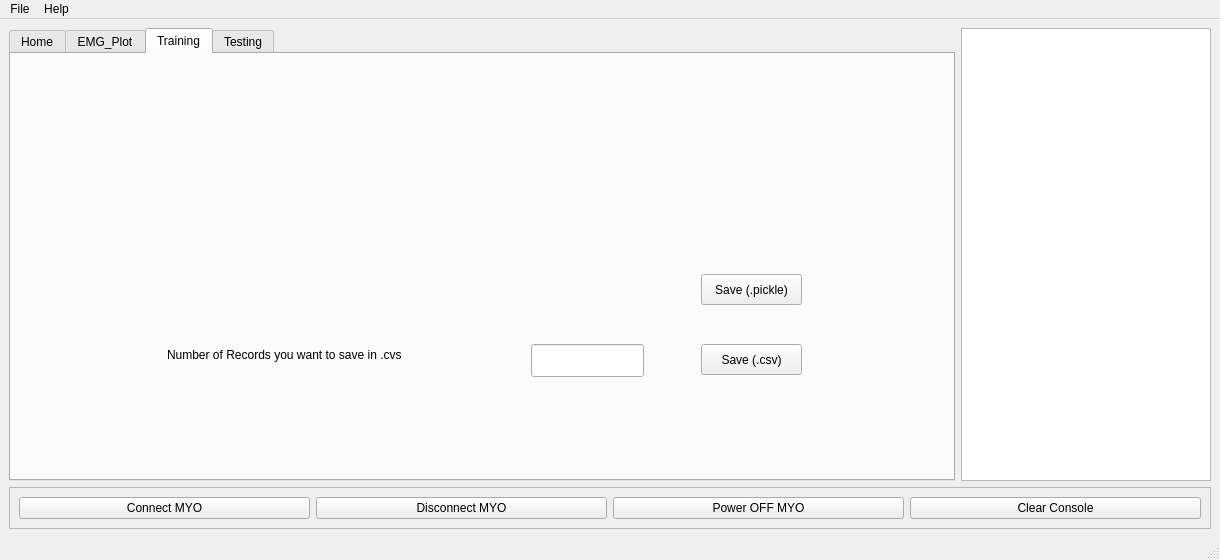
Qt form GP.ui (hananabilabd/Computer-Vision-and-Neural-Machine-Interface-for-Upper-Limb-Prostheses) before a commit.
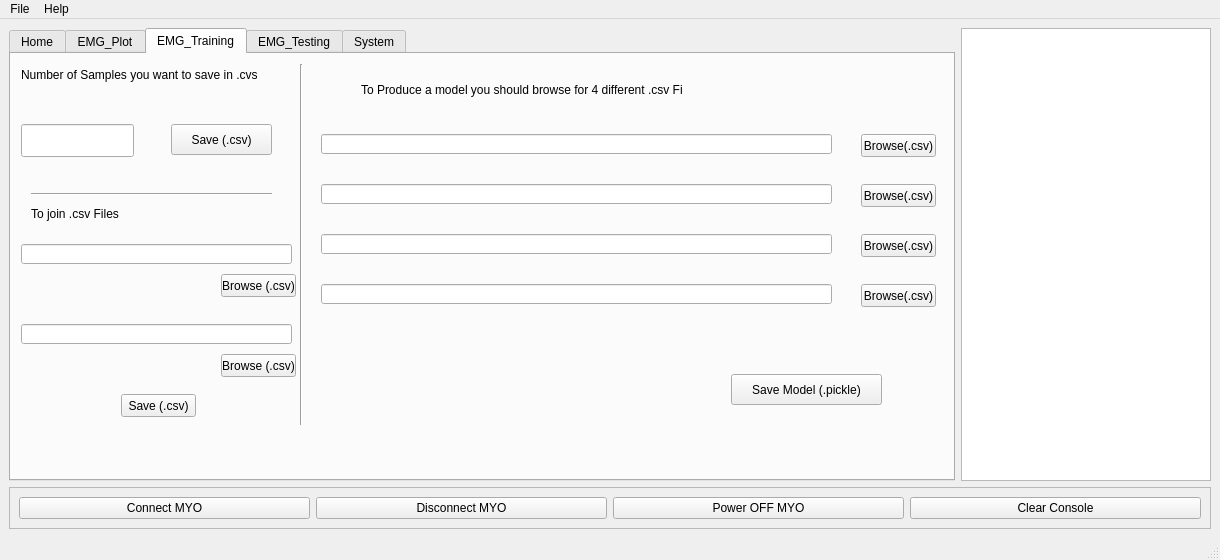
The same form after that commit. The open tabs and pages were chosen to show the change. Custom widgets are drawn as their Qt base class.

What changed in the file:
```diff
--- a/GP.ui
+++ b/GP.ui
@@ -265,13 +265,13 @@
           </widget>
           <widget class="QWidget" name="tab_3">
            <attribute name="title">
-            <string>Training</string>
+            <string>EMG_Training</string>
            </attribute>
            <widget class="QPushButton" name="pushButton_9">
             <property name="geometry">
              <rect>
-              <x>690</x>
-              <y>290</y>
+              <x>160</x>
+              <y>70</y>
               <width>101</width>
               <height>31</height>
              </rect>
@@ -283,8 +283,8 @@
            <widget class="QLineEdit" name="lineEdit">
             <property name="geometry">
              <rect>
-              <x>520</x>
-              <y>290</y>
+              <x>10</x>
+              <y>70</y>
               <width>113</width>
               <height>33</height>
              </rect>
@@ -293,33 +293,236 @@
            <widget class="QLabel" name="label_9">
             <property name="geometry">
              <rect>
-              <x>156</x>
-              <y>290</y>
+              <x>10</x>
+              <y>10</y>
               <width>321</width>
               <height>21</height>
              </rect>
             </property>
             <property name="text">
-             <string>Number of Records you want to save in .cvs</string>
+             <string>Number of Samples you want to save in .cvs</string>
             </property>
            </widget>
            <widget class="QPushButton" name="pushButton_10">
             <property name="geometry">
              <rect>
-              <x>690</x>
+              <x>720</x>
+              <y>320</y>
+              <width>151</width>
+              <height>31</height>
+             </rect>
+            </property>
+            <property name="text">
+             <string>Save Model (.pickle)</string>
+            </property>
+           </widget>
+           <widget class="QLabel" name="label_10">
+            <property name="geometry">
+             <rect>
+              <x>350</x>
+              <y>20</y>
+              <width>321</width>
+              <height>31</height>
+             </rect>
+            </property>
+            <property name="text">
+             <string>To Produce a model you should browse for 4 different .csv Files</string>
+            </property>
+           </widget>
+           <widget class="QPushButton" name="pushButton_13">
+            <property name="geometry">
+             <rect>
+              <x>850</x>
+              <y>80</y>
+              <width>75</width>
+              <height>23</height>
+             </rect>
+            </property>
+            <property name="text">
+             <string>Browse(.csv)</string>
+            </property>
+           </widget>
+           <widget class="QPushButton" name="pushButton_14">
+            <property name="geometry">
+             <rect>
+              <x>850</x>
+              <y>130</y>
+              <width>75</width>
+              <height>23</height>
+             </rect>
+            </property>
+            <property name="text">
+             <string>Browse(.csv)</string>
+            </property>
+           </widget>
+           <widget class="QPushButton" name="pushButton_15">
+            <property name="geometry">
+             <rect>
+              <x>850</x>
+              <y>180</y>
+              <width>75</width>
+              <height>23</height>
+             </rect>
+            </property>
+            <property name="text">
+             <string>Browse(.csv)</string>
+            </property>
+           </widget>
+           <widget class="QPushButton" name="pushButton_16">
+            <property name="geometry">
+             <rect>
+              <x>850</x>
+              <y>230</y>
+              <width>75</width>
+              <height>23</height>
+             </rect>
+            </property>
+            <property name="text">
+             <string>Browse(.csv)</string>
+            </property>
+           </widget>
+           <widget class="Line" name="line">
+            <property name="geometry">
+             <rect>
+              <x>280</x>
+              <y>10</y>
+              <width>20</width>
+              <height>361</height>
+             </rect>
+            </property>
+            <property name="orientation">
+             <enum>Qt::Vertical</enum>
+            </property>
+           </widget>
+           <widget class="QLineEdit" name="lineEdit_2">
+            <property name="geometry">
+             <rect>
+              <x>310</x>
+              <y>80</y>
+              <width>511</width>
+              <height>20</height>
+             </rect>
+            </property>
+           </widget>
+           <widget class="QLineEdit" name="lineEdit_6">
+            <property name="geometry">
+             <rect>
+              <x>310</x>
+              <y>130</y>
+              <width>511</width>
+              <height>20</height>
+             </rect>
+            </property>
+           </widget>
+           <widget class="QLineEdit" name="lineEdit_7">
+            <property name="geometry">
+             <rect>
+              <x>310</x>
+              <y>180</y>
+              <width>511</width>
+              <height>20</height>
+             </rect>
+            </property>
+           </widget>
+           <widget class="QLineEdit" name="lineEdit_8">
+            <property name="geometry">
+             <rect>
+              <x>310</x>
+              <y>230</y>
+              <width>511</width>
+              <height>20</height>
+             </rect>
+            </property>
+           </widget>
+           <widget class="Line" name="line_2">
+            <property name="geometry">
+             <rect>
+              <x>20</x>
+              <y>130</y>
+              <width>241</width>
+              <height>20</height>
+             </rect>
+            </property>
+            <property name="orientation">
+             <enum>Qt::Horizontal</enum>
+            </property>
+           </widget>
+           <widget class="QLabel" name="label_11">
+            <property name="geometry">
+             <rect>
+              <x>20</x>
+              <y>150</y>
+              <width>211</width>
+              <height>20</height>
+             </rect>
+            </property>
+            <property name="text">
+             <string>To join .csv Files</string>
+            </property>
+           </widget>
+           <widget class="QPushButton" name="pushButton_21">
+            <property name="geometry">
+             <rect>
+              <x>210</x>
               <y>220</y>
-              <width>101</width>
-              <height>31</height>
+              <width>75</width>
+              <height>23</height>
              </rect>
             </property>
             <property name="text">
-             <string>Save (.pickle)</string>
+             <string>Browse (.csv)</string>
+            </property>
+           </widget>
+           <widget class="QPushButton" name="pushButton_22">
+            <property name="geometry">
+             <rect>
+              <x>210</x>
+              <y>300</y>
+              <width>75</width>
+              <height>23</height>
+             </rect>
+            </property>
+            <property name="text">
+             <string>Browse (.csv)</string>
+            </property>
+           </widget>
+           <widget class="QPushButton" name="pushButton_23">
+            <property name="geometry">
+             <rect>
+              <x>110</x>
+              <y>340</y>
+              <width>75</width>
+              <height>23</height>
+             </rect>
+            </property>
+            <property name="text">
+             <string>Save (.csv)</string>
+            </property>
+           </widget>
+           <widget class="QLineEdit" name="lineEdit_9">
+            <property name="geometry">
+             <rect>
+              <x>10</x>
+              <y>190</y>
+              <width>271</width>
+              <height>20</height>
+             </rect>
+            </property>
+           </widget>
+           <widget class="QLineEdit" name="lineEdit_10">
+            <property name="geometry">
+             <rect>
+              <x>10</x>
+              <y>270</y>
+              <width>271</width>
+              <height>20</height>
+             </rect>
             </property>
            </widget>
           </widget>
           <widget class="QWidget" name="tab_4">
            <attribute name="title">
-            <string>Testing</string>
+            <string>EMG_Testing</string>
            </attribute>
            <widget class="QPushButton" name="pushButton_2">
             <property name="geometry">
@@ -345,6 +548,119 @@
             </property>
             <property name="text">
              <string>Stop Prediction</string>
+            </property>
+           </widget>
+           <widget class="QPushButton" name="pushButton_17">
+            <property name="geometry">
+             <rect>
+              <x>580</x>
+              <y>120</y>
+              <width>191</width>
+              <height>23</height>
+             </rect>
+            </property>
+            <property name="text">
+             <string>Browse Model (.pickle)</string>
+            </property>
+           </widget>
+           <widget class="QLineEdit" name="lineEdit_3">
+            <property name="geometry">
+             <rect>
+              <x>10</x>
+              <y>120</y>
+              <width>531</width>
+              <height>20</height>
+             </rect>
+            </property>
+           </widget>
+           <widget class="QLabel" name="label_12">
+            <property name="geometry">
+             <rect>
+              <x>30</x>
+              <y>20</y>
+              <width>391</width>
+              <height>16</height>
+             </rect>
+            </property>
+            <property name="text">
+             <string>You must Choose Model (.pickle)</string>
+            </property>
+           </widget>
+          </widget>
+          <widget class="QWidget" name="tab_5">
+           <attribute name="title">
+            <string>System</string>
+           </attribute>
+           <widget class="QPushButton" name="pushButton_18">
+            <property name="geometry">
+             <rect>
+              <x>580</x>
+              <y>90</y>
+              <width>221</width>
+              <height>23</height>
+             </rect>
+            </property>
+            <property name="text">
+             <string>Browse EMG Model</string>
+            </property>
+           </widget>
+           <widget class="QPushButton" name="pushButton_19">
+            <property name="geometry">
+             <rect>
+              <x>580</x>
+              <y>190</y>
+              <width>221</width>
+              <height>23</height>
+             </rect>
+            </property>
+            <property name="text">
+             <string>Browse Computer Vision Model</string>
+            </property>
+           </widget>
+           <widget class="QLineEdit" name="lineEdit_4">
+            <property name="geometry">
+             <rect>
+              <x>20</x>
+              <y>90</y>
+              <width>541</width>
+              <height>20</height>
+             </rect>
+            </property>
+           </widget>
+           <widget class="QLineEdit" name="lineEdit_5">
+            <property name="geometry">
+             <rect>
+              <x>20</x>
+              <y>190</y>
+              <width>541</width>
+              <height>20</height>
+             </rect>
+            </property>
+           </widget>
+           <widget class="QPushButton" name="pushButton_20">
+            <property name="geometry">
+             <rect>
+              <x>410</x>
+              <y>310</y>
+              <width>181</width>
+              <height>23</height>
+             </rect>
+            </property>
+            <property name="text">
+             <string>Run System</string>
+            </property>
+           </widget>
+           <widget class="QPushButton" name="pushButton_24">
+            <property name="geometry">
+             <rect>
+              <x>610</x>
+              <y>310</y>
+              <width>171</width>
+              <height>23</height>
+             </rect>
+            </property>
+            <property name="text">
+             <string>Stop System</string>
             </property>
            </widget>
           </widget>
```
Left out of the diff: 4 changed lines with no effect on the pictures.
